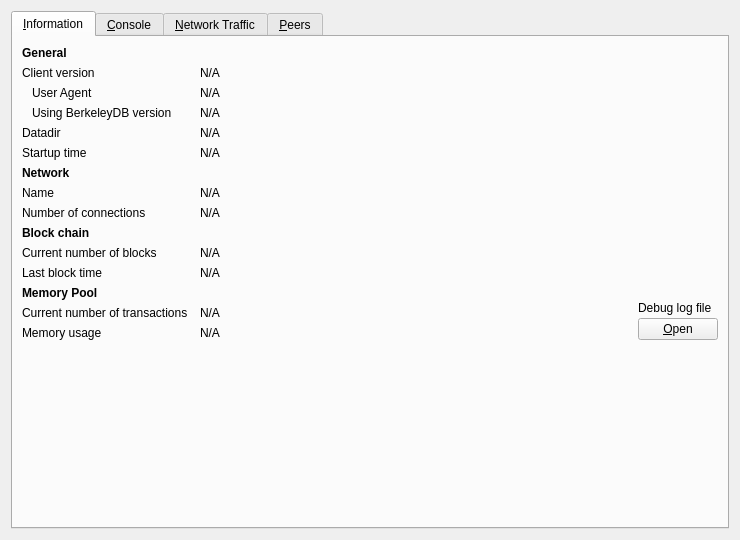
Qt form src/qt/forms/debugwindow.ui (githubzon/qtum) before a commit.
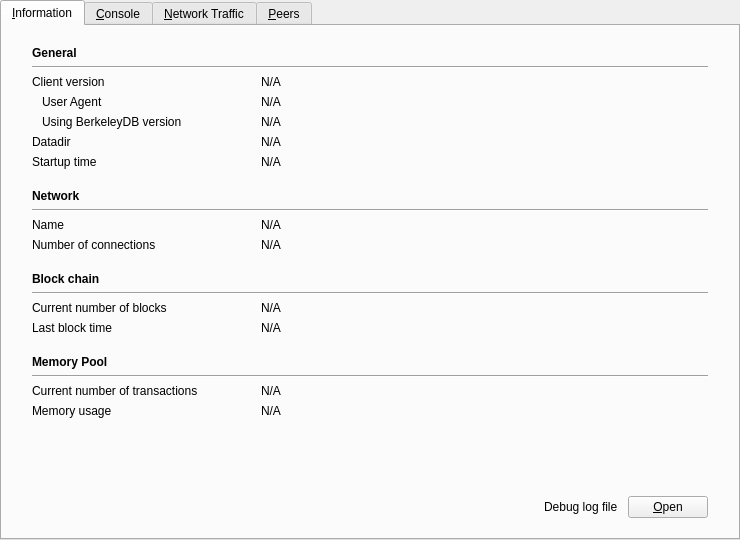
The same form after that commit. The open tabs and pages were chosen to show the change. Icons and pictures are not drawn. Custom widgets are drawn as their Qt base class.

Commit message: Update option and debug GUI

Diff of the .ui file:
```diff
--- a/src/qt/forms/debugwindow.ui
+++ b/src/qt/forms/debugwindow.ui
@@ -14,6 +14,18 @@
    <string>Debug window</string>
   </property>
   <layout class="QVBoxLayout" name="verticalLayout_2">
+   <property name="leftMargin">
+    <number>0</number>
+   </property>
+   <property name="topMargin">
+    <number>0</number>
+   </property>
+   <property name="rightMargin">
+    <number>0</number>
+   </property>
+   <property name="bottomMargin">
+    <number>0</number>
+   </property>
    <item>
     <widget class="QTabWidget" name="tabWidget">
      <property name="currentIndex">
@@ -23,169 +35,31 @@
       <attribute name="title">
        <string>&amp;Information</string>
       </attribute>
-      <layout class="QGridLayout" name="gridLayout" columnstretch="0,1,0">
+      <layout class="QGridLayout" name="gridLayout" columnstretch="0,0,0">
+       <property name="leftMargin">
+        <number>30</number>
+       </property>
+       <property name="topMargin">
+        <number>20</number>
+       </property>
+       <property name="rightMargin">
+        <number>30</number>
+       </property>
+       <property name="bottomMargin">
+        <number>20</number>
+       </property>
        <property name="horizontalSpacing">
         <number>12</number>
        </property>
-       <item row="0" column="0">
-        <widget class="QLabel" name="label_9">
-         <property name="font">
-          <font>
-           <weight>75</weight>
-           <bold>true</bold>
-          </font>
-         </property>
-         <property name="text">
-          <string>General</string>
-         </property>
-        </widget>
-       </item>
-       <item row="1" column="0">
-        <widget class="QLabel" name="label_6">
-         <property name="text">
-          <string>Client version</string>
-         </property>
-        </widget>
-       </item>
-       <item row="1" column="1" colspan="2">
-        <widget class="QLabel" name="clientVersion">
-         <property name="cursor">
-          <cursorShape>IBeamCursor</cursorShape>
-         </property>
-         <property name="text">
-          <string>N/A</string>
-         </property>
-         <property name="textFormat">
-          <enum>Qt::PlainText</enum>
-         </property>
-         <property name="textInteractionFlags">
-          <set>Qt::LinksAccessibleByMouse|Qt::TextSelectableByKeyboard|Qt::TextSelectableByMouse</set>
-         </property>
-        </widget>
-       </item>
-       <item row="2" column="0">
-        <widget class="QLabel" name="labelClientUserAgent">
-         <property name="text">
-          <string>User Agent</string>
-         </property>
-         <property name="indent">
-          <number>10</number>
-         </property>
-        </widget>
-       </item>
-       <item row="2" column="1" colspan="2">
-        <widget class="QLabel" name="clientUserAgent">
-         <property name="cursor">
-          <cursorShape>IBeamCursor</cursorShape>
-         </property>
-         <property name="text">
-          <string>N/A</string>
-         </property>
-         <property name="textFormat">
-          <enum>Qt::PlainText</enum>
-         </property>
-         <property name="textInteractionFlags">
-          <set>Qt::LinksAccessibleByMouse|Qt::TextSelectableByKeyboard|Qt::TextSelectableByMouse</set>
-         </property>
-        </widget>
-       </item>
-       <item row="3" column="0">
-        <widget class="QLabel" name="label_berkeleyDBVersion">
-         <property name="text">
-          <string>Using BerkeleyDB version</string>
-         </property>
-         <property name="indent">
-          <number>10</number>
-         </property>
-        </widget>
-       </item>
-       <item row="3" column="1" colspan="2">
-        <widget class="QLabel" name="berkeleyDBVersion">
-         <property name="cursor">
-          <cursorShape>IBeamCursor</cursorShape>
-         </property>
-         <property name="text">
-          <string>N/A</string>
-         </property>
-         <property name="textFormat">
-          <enum>Qt::PlainText</enum>
-         </property>
-         <property name="textInteractionFlags">
-          <set>Qt::LinksAccessibleByMouse|Qt::TextSelectableByKeyboard|Qt::TextSelectableByMouse</set>
-         </property>
-        </widget>
-       </item>
-       <item row="4" column="0">
-        <widget class="QLabel" name="label_12">
-         <property name="text">
-          <string>Datadir</string>
-         </property>
-        </widget>
-       </item>
-       <item row="4" column="1" colspan="2">
-        <widget class="QLabel" name="dataDir">
-         <property name="cursor">
-          <cursorShape>IBeamCursor</cursorShape>
-         </property>
-         <property name="text">
-          <string>N/A</string>
-         </property>
-         <property name="textFormat">
-          <enum>Qt::PlainText</enum>
-         </property>
-         <property name="wordWrap">
-          <bool>true</bool>
-         </property>
-         <property name="textInteractionFlags">
-          <set>Qt::LinksAccessibleByMouse|Qt::TextSelectableByKeyboard|Qt::TextSelectableByMouse</set>
-         </property>
-        </widget>
-       </item>
-       <item row="5" column="0">
-        <widget class="QLabel" name="label_13">
-         <property name="text">
-          <string>Startup time</string>
-         </property>
-        </widget>
-       </item>
-       <item row="5" column="1" colspan="2">
-        <widget class="QLabel" name="startupTime">
-         <property name="cursor">
-          <cursorShape>IBeamCursor</cursorShape>
-         </property>
-         <property name="text">
-          <string>N/A</string>
-         </property>
-         <property name="textFormat">
-          <enum>Qt::PlainText</enum>
-         </property>
-         <property name="textInteractionFlags">
-          <set>Qt::LinksAccessibleByMouse|Qt::TextSelectableByKeyboard|Qt::TextSelectableByMouse</set>
-         </property>
-        </widget>
-       </item>
-       <item row="6" column="0">
-        <widget class="QLabel" name="labelNetwork">
-         <property name="font">
-          <font>
-           <weight>75</weight>
-           <bold>true</bold>
-          </font>
-         </property>
-         <property name="text">
-          <string>Network</string>
-         </property>
-        </widget>
-       </item>
-       <item row="7" column="0">
+       <item row="10" column="0">
         <widget class="QLabel" name="label_8">
          <property name="text">
           <string>Name</string>
          </property>
         </widget>
        </item>
-       <item row="7" column="1" colspan="2">
-        <widget class="QLabel" name="networkName">
+       <item row="2" column="1" colspan="2">
+        <widget class="QLabel" name="clientVersion">
          <property name="cursor">
           <cursorShape>IBeamCursor</cursorShape>
          </property>
@@ -200,50 +74,14 @@
          </property>
         </widget>
        </item>
-       <item row="8" column="0">
+       <item row="11" column="0">
         <widget class="QLabel" name="label_7">
          <property name="text">
           <string>Number of connections</string>
          </property>
         </widget>
        </item>
-       <item row="8" column="1" colspan="2">
-        <widget class="QLabel" name="numberOfConnections">
-         <property name="cursor">
-          <cursorShape>IBeamCursor</cursorShape>
-         </property>
-         <property name="text">
-          <string>N/A</string>
-         </property>
-         <property name="textFormat">
-          <enum>Qt::PlainText</enum>
-         </property>
-         <property name="textInteractionFlags">
-          <set>Qt::LinksAccessibleByMouse|Qt::TextSelectableByKeyboard|Qt::TextSelectableByMouse</set>
-         </property>
-        </widget>
-       </item>
-       <item row="9" column="0">
-        <widget class="QLabel" name="label_10">
-         <property name="font">
-          <font>
-           <weight>75</weight>
-           <bold>true</bold>
-          </font>
-         </property>
-         <property name="text">
-          <string>Block chain</string>
-         </property>
-        </widget>
-       </item>
-       <item row="10" column="0">
-        <widget class="QLabel" name="label_3">
-         <property name="text">
-          <string>Current number of blocks</string>
-         </property>
-        </widget>
-       </item>
-       <item row="10" column="1" colspan="2">
+       <item row="15" column="1" colspan="2">
         <widget class="QLabel" name="numberOfBlocks">
          <property name="cursor">
           <cursorShape>IBeamCursor</cursorShape>
@@ -259,30 +97,14 @@
          </property>
         </widget>
        </item>
-       <item row="11" column="0">
-        <widget class="QLabel" name="labelLastBlockTime">
+       <item row="5" column="0">
+        <widget class="QLabel" name="label_12">
          <property name="text">
-          <string>Last block time</string>
+          <string>Datadir</string>
          </property>
         </widget>
        </item>
-       <item row="11" column="1" colspan="2">
-        <widget class="QLabel" name="lastBlockTime">
-         <property name="cursor">
-          <cursorShape>IBeamCursor</cursorShape>
-         </property>
-         <property name="text">
-          <string>N/A</string>
-         </property>
-         <property name="textFormat">
-          <enum>Qt::PlainText</enum>
-         </property>
-         <property name="textInteractionFlags">
-          <set>Qt::LinksAccessibleByMouse|Qt::TextSelectableByKeyboard|Qt::TextSelectableByMouse</set>
-         </property>
-        </widget>
-       </item>
-       <item row="12" column="0">
+       <item row="18" column="0">
         <widget class="QLabel" name="labelMempoolTitle">
          <property name="font">
           <font>
@@ -295,37 +117,14 @@
          </property>
         </widget>
        </item>
-       <item row="13" column="0">
-        <widget class="QLabel" name="labelNumberOfTransactions">
-         <property name="text">
-          <string>Current number of transactions</string>
-         </property>
-        </widget>
-       </item>
-       <item row="13" column="1">
-        <widget class="QLabel" name="mempoolNumberTxs">
-         <property name="cursor">
-          <cursorShape>IBeamCursor</cursorShape>
-         </property>
-         <property name="text">
-          <string>N/A</string>
-         </property>
-         <property name="textFormat">
-          <enum>Qt::PlainText</enum>
-         </property>
-         <property name="textInteractionFlags">
-          <set>Qt::LinksAccessibleByMouse|Qt::TextSelectableByKeyboard|Qt::TextSelectableByMouse</set>
-         </property>
-        </widget>
-       </item>
-       <item row="14" column="0">
+       <item row="21" column="0">
         <widget class="QLabel" name="labelMemoryUsage">
          <property name="text">
           <string>Memory usage</string>
          </property>
         </widget>
        </item>
-       <item row="14" column="1">
+       <item row="21" column="1">
         <widget class="QLabel" name="mempoolSize">
          <property name="cursor">
           <cursorShape>IBeamCursor</cursorShape>
@@ -341,20 +140,334 @@
          </property>
         </widget>
        </item>
-       <item row="12" column="2" rowspan="3">
-        <layout class="QVBoxLayout" name="verticalLayoutDebugButton">
+       <item row="20" column="0">
+        <widget class="QLabel" name="labelNumberOfTransactions">
+         <property name="text">
+          <string>Current number of transactions</string>
+         </property>
+        </widget>
+       </item>
+       <item row="3" column="0">
+        <widget class="QLabel" name="labelClientUserAgent">
+         <property name="text">
+          <string>User Agent</string>
+         </property>
+         <property name="indent">
+          <number>10</number>
+         </property>
+        </widget>
+       </item>
+       <item row="3" column="1" colspan="2">
+        <widget class="QLabel" name="clientUserAgent">
+         <property name="cursor">
+          <cursorShape>IBeamCursor</cursorShape>
+         </property>
+         <property name="text">
+          <string>N/A</string>
+         </property>
+         <property name="textFormat">
+          <enum>Qt::PlainText</enum>
+         </property>
+         <property name="textInteractionFlags">
+          <set>Qt::LinksAccessibleByMouse|Qt::TextSelectableByKeyboard|Qt::TextSelectableByMouse</set>
+         </property>
+        </widget>
+       </item>
+       <item row="10" column="1" colspan="2">
+        <widget class="QLabel" name="networkName">
+         <property name="cursor">
+          <cursorShape>IBeamCursor</cursorShape>
+         </property>
+         <property name="text">
+          <string>N/A</string>
+         </property>
+         <property name="textFormat">
+          <enum>Qt::PlainText</enum>
+         </property>
+         <property name="textInteractionFlags">
+          <set>Qt::LinksAccessibleByMouse|Qt::TextSelectableByKeyboard|Qt::TextSelectableByMouse</set>
+         </property>
+        </widget>
+       </item>
+       <item row="13" column="0">
+        <widget class="QLabel" name="labelBlockChain">
+         <property name="font">
+          <font>
+           <weight>75</weight>
+           <bold>true</bold>
+          </font>
+         </property>
+         <property name="text">
+          <string>Block chain</string>
+         </property>
+        </widget>
+       </item>
+       <item row="2" column="0">
+        <widget class="QLabel" name="label_6">
+         <property name="text">
+          <string>Client version</string>
+         </property>
+        </widget>
+       </item>
+       <item row="8" column="0">
+        <widget class="QLabel" name="labelNetwork">
+         <property name="font">
+          <font>
+           <weight>75</weight>
+           <bold>true</bold>
+          </font>
+         </property>
+         <property name="text">
+          <string>Network</string>
+         </property>
+        </widget>
+       </item>
+       <item row="16" column="0">
+        <widget class="QLabel" name="labelLastBlockTime">
+         <property name="text">
+          <string>Last block time</string>
+         </property>
+        </widget>
+       </item>
+       <item row="0" column="0">
+        <widget class="QLabel" name="labelGeneral">
+         <property name="font">
+          <font>
+           <weight>75</weight>
+           <bold>true</bold>
+          </font>
+         </property>
+         <property name="text">
+          <string>General</string>
+         </property>
+        </widget>
+       </item>
+       <item row="5" column="1" colspan="2">
+        <widget class="QLabel" name="dataDir">
+         <property name="cursor">
+          <cursorShape>IBeamCursor</cursorShape>
+         </property>
+         <property name="text">
+          <string>N/A</string>
+         </property>
+         <property name="textFormat">
+          <enum>Qt::PlainText</enum>
+         </property>
+         <property name="wordWrap">
+          <bool>true</bool>
+         </property>
+         <property name="textInteractionFlags">
+          <set>Qt::LinksAccessibleByMouse|Qt::TextSelectableByKeyboard|Qt::TextSelectableByMouse</set>
+         </property>
+        </widget>
+       </item>
+       <item row="15" column="0">
+        <widget class="QLabel" name="label_3">
+         <property name="text">
+          <string>Current number of blocks</string>
+         </property>
+        </widget>
+       </item>
+       <item row="11" column="1" colspan="2">
+        <widget class="QLabel" name="numberOfConnections">
+         <property name="cursor">
+          <cursorShape>IBeamCursor</cursorShape>
+         </property>
+         <property name="text">
+          <string>N/A</string>
+         </property>
+         <property name="textFormat">
+          <enum>Qt::PlainText</enum>
+         </property>
+         <property name="textInteractionFlags">
+          <set>Qt::LinksAccessibleByMouse|Qt::TextSelectableByKeyboard|Qt::TextSelectableByMouse</set>
+         </property>
+        </widget>
+       </item>
+       <item row="20" column="1">
+        <widget class="QLabel" name="mempoolNumberTxs">
+         <property name="cursor">
+          <cursorShape>IBeamCursor</cursorShape>
+         </property>
+         <property name="text">
+          <string>N/A</string>
+         </property>
+         <property name="textFormat">
+          <enum>Qt::PlainText</enum>
+         </property>
+         <property name="textInteractionFlags">
+          <set>Qt::LinksAccessibleByMouse|Qt::TextSelectableByKeyboard|Qt::TextSelectableByMouse</set>
+         </property>
+        </widget>
+       </item>
+       <item row="16" column="1" colspan="2">
+        <widget class="QLabel" name="lastBlockTime">
+         <property name="cursor">
+          <cursorShape>IBeamCursor</cursorShape>
+         </property>
+         <property name="text">
+          <string>N/A</string>
+         </property>
+         <property name="textFormat">
+          <enum>Qt::PlainText</enum>
+         </property>
+         <property name="textInteractionFlags">
+          <set>Qt::LinksAccessibleByMouse|Qt::TextSelectableByKeyboard|Qt::TextSelectableByMouse</set>
+         </property>
+        </widget>
+       </item>
+       <item row="6" column="1" colspan="2">
+        <widget class="QLabel" name="startupTime">
+         <property name="cursor">
+          <cursorShape>IBeamCursor</cursorShape>
+         </property>
+         <property name="text">
+          <string>N/A</string>
+         </property>
+         <property name="textFormat">
+          <enum>Qt::PlainText</enum>
+         </property>
+         <property name="textInteractionFlags">
+          <set>Qt::LinksAccessibleByMouse|Qt::TextSelectableByKeyboard|Qt::TextSelectableByMouse</set>
+         </property>
+        </widget>
+       </item>
+       <item row="6" column="0">
+        <widget class="QLabel" name="label_13">
+         <property name="text">
+          <string>Startup time</string>
+         </property>
+        </widget>
+       </item>
+       <item row="19" column="0" colspan="3">
+        <widget class="Line" name="hLine4">
+         <property name="orientation">
+          <enum>Qt::Horizontal</enum>
+         </property>
+        </widget>
+       </item>
+       <item row="4" column="1" colspan="2">
+        <widget class="QLabel" name="berkeleyDBVersion">
+         <property name="cursor">
+          <cursorShape>IBeamCursor</cursorShape>
+         </property>
+         <property name="text">
+          <string>N/A</string>
+         </property>
+         <property name="textFormat">
+          <enum>Qt::PlainText</enum>
+         </property>
+         <property name="textInteractionFlags">
+          <set>Qt::LinksAccessibleByMouse|Qt::TextSelectableByKeyboard|Qt::TextSelectableByMouse</set>
+         </property>
+        </widget>
+       </item>
+       <item row="14" column="0" colspan="3">
+        <widget class="Line" name="hLine3">
+         <property name="orientation">
+          <enum>Qt::Horizontal</enum>
+         </property>
+        </widget>
+       </item>
+       <item row="4" column="0">
+        <widget class="QLabel" name="label_berkeleyDBVersion">
+         <property name="text">
+          <string>Using BerkeleyDB version</string>
+         </property>
+         <property name="indent">
+          <number>10</number>
+         </property>
+        </widget>
+       </item>
+       <item row="9" column="0" colspan="3">
+        <widget class="Line" name="hLine2">
+         <property name="orientation">
+          <enum>Qt::Horizontal</enum>
+         </property>
+        </widget>
+       </item>
+       <item row="1" column="0" colspan="3">
+        <widget class="Line" name="hLine">
+         <property name="orientation">
+          <enum>Qt::Horizontal</enum>
+         </property>
+        </widget>
+       </item>
+       <item row="12" column="0" colspan="3">
+        <spacer name="verticalSpacer_5">
+         <property name="orientation">
+          <enum>Qt::Vertical</enum>
+         </property>
+         <property name="sizeType">
+          <enum>QSizePolicy::Fixed</enum>
+         </property>
+         <property name="sizeHint" stdset="0">
+          <size>
+           <width>20</width>
+           <height>14</height>
+          </size>
+         </property>
+        </spacer>
+       </item>
+       <item row="7" column="0" colspan="3">
+        <spacer name="verticalSpacer_2">
+         <property name="orientation">
+          <enum>Qt::Vertical</enum>
+         </property>
+         <property name="sizeType">
+          <enum>QSizePolicy::Fixed</enum>
+         </property>
+         <property name="sizeHint" stdset="0">
+          <size>
+           <width>20</width>
+           <height>14</height>
+          </size>
+         </property>
+        </spacer>
+       </item>
+       <item row="17" column="0" colspan="3">
+        <spacer name="verticalSpacer_6">
+         <property name="orientation">
+          <enum>Qt::Vertical</enum>
+         </property>
+         <property name="sizeType">
+          <enum>QSizePolicy::Fixed</enum>
+         </property>
+         <property name="sizeHint" stdset="0">
+          <size>
+           <width>20</width>
+           <height>14</height>
+          </size>
+         </property>
+        </spacer>
+       </item>
+       <item row="22" column="0" colspan="3">
+        <spacer name="verticalSpacer">
+         <property name="orientation">
+          <enum>Qt::Vertical</enum>
+         </property>
+         <property name="sizeHint" stdset="0">
+          <size>
+           <width>20</width>
+           <height>40</height>
+          </size>
+         </property>
+        </spacer>
+       </item>
+       <item row="23" column="0" colspan="3">
+        <layout class="QHBoxLayout" name="horizontalLayout_6">
          <property name="spacing">
-          <number>3</number>
+          <number>10</number>
          </property>
          <item>
-          <spacer name="verticalSpacer_2">
+          <spacer name="horizontalSpacer_2">
            <property name="orientation">
-            <enum>Qt::Vertical</enum>
+            <enum>Qt::Horizontal</enum>
            </property>
            <property name="sizeHint" stdset="0">
             <size>
-             <width>10</width>
-             <height>5</height>
+             <width>40</width>
+             <height>20</height>
             </size>
            </property>
           </spacer>
@@ -381,19 +494,6 @@
          </item>
         </layout>
        </item>
-       <item row="15" column="0">
-        <spacer name="verticalSpacer">
-         <property name="orientation">
-          <enum>Qt::Vertical</enum>
-         </property>
-         <property name="sizeHint" stdset="0">
-          <size>
-           <width>20</width>
-           <height>40</height>
-          </size>
-         </property>
-        </spacer>
-       </item>
       </layout>
      </widget>
      <widget class="QWidget" name="tab_console">
```
Left out of the diff: 53 changed lines with no effect on the pictures. The commit also changes 2 other files.
